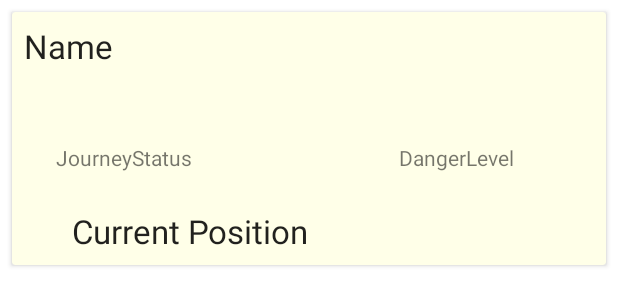
After one commit to Xeno-via/CM2305, an Android app: the layout user_item.xml on its own in the app's theme, with its tools: preview values and no code run, on a phone screen of 412 x 824 dp. The commit adds this screen. Shown: the top 306 px of the screen. Run offline under Robolectric (Android 15) with nearby library versions, the phone set to English and light mode, and no system bars.

```diff
--- a/app/build.gradle
+++ b/app/build.gradle
@@ -87,6 +87,10 @@ dependencies {
     implementation 'androidx.navigation:navigation-ui:2.4.2'
     implementation 'com.android.car.ui:car-ui-lib:+'
     testImplementation 'junit:junit:4.+'
+    implementation "androidx.recyclerview:recyclerview:1.2.1"
+    // For control over item selection of both touch and mouse driven selection
+    implementation "androidx.recyclerview:recyclerview-selection:1.1.0"
+
     androidTestImplementation 'androidx.test.ext:junit:1.1.3'
     androidTestImplementation 'androidx.test.espresso:espresso-core:3.4.0'
     implementation "org.jetbrains.kotlinx:kotlinx-coroutines-core:1.3.7"
@@ -111,7 +115,7 @@ dependencies {
     implementation 'com.google.firebase:firebase-database'
 
     implementation 'com.google.firebase:firebase-auth'
-
+    implementation 'com.firebaseui:firebase-ui-database:8.0.1'
     implementation 'com.firebaseui:firebase-ui-auth:7.2.0'
 
 }
--- a/app/src/main/AndroidManifest.xml
+++ b/app/src/main/AndroidManifest.xml
@@ -64,6 +64,12 @@
             android:exported="true"
             android:label="CheckTrusted">
         </activity>
+
+        <activity
+            android:name=".TrustedActivity"
+            android:exported="true"
+            android:label="TrustedActivity">
+        </activity>
         <activity
             android:name=".DatabaseActivity"
             android:exported="true"
--- /dev/null
+++ b/app/src/main/res/drawable/ic_baseline_add_24.xml
@@ -0,0 +1,5 @@
+<vector android:height="24dp" android:tint="#FFFFFF"
+    android:viewportHeight="24" android:viewportWidth="24"
+    android:width="24dp" xmlns:android="http://schemas.android.com/apk/res/android">
+    <path android:fillColor="@android:color/white" android:pathData="M19,13h-6v6h-2v-6H5v-2h6V5h2v6h6v2z"/>
+</vector>
--- /dev/null
+++ b/app/src/main/res/drawable/ic_baseline_close_24.xml
@@ -0,0 +1,5 @@
+<vector android:height="24dp" android:tint="#FFFFFF"
+    android:viewportHeight="24" android:viewportWidth="24"
+    android:width="24dp" xmlns:android="http://schemas.android.com/apk/res/android">
+    <path android:fillColor="@android:color/white" android:pathData="M19,6.41L17.59,5 12,10.59 6.41,5 5,6.41 10.59,12 5,17.59 6.41,19 12,13.41 17.59,19 19,17.59 13.41,12z"/>
+</vector>
--- /dev/null
+++ b/app/src/main/res/drawable/ic_baseline_save_24.xml
@@ -0,0 +1,5 @@
+<vector android:height="24dp" android:tint="#FFFFFF"
+    android:viewportHeight="24" android:viewportWidth="24"
+    android:width="24dp" xmlns:android="http://schemas.android.com/apk/res/android">
+    <path android:fillColor="@android:color/white" android:pathData="M17,3L5,3c-1.11,0 -2,0.9 -2,2v14c0,1.1 0.89,2 2,2h14c1.1,0 2,-0.9 2,-2L21,7l-4,-4zM12,19c-1.66,0 -3,-1.34 -3,-3s1.34,-3 3,-3 3,1.34 3,3 -1.34,3 -3,3zM15,9L5,9L5,5h10v4z"/>
+</vector>
--- /dev/null
+++ b/app/src/main/res/layout/user_item.xml
@@ -0,0 +1,62 @@
+<?xml version="1.0" encoding="utf-8"?>
+<androidx.cardview.widget.CardView xmlns:android="http://schemas.android.com/apk/res/android"
+    xmlns:app="http://schemas.android.com/apk/res-auto"
+    android:layout_width="match_parent"
+    android:layout_height="wrap_content"
+    android:layout_marginEnd="8dp"
+    android:layout_marginStart="8dp"
+    android:layout_marginTop="8dp"
+    app:cardBackgroundColor="#FFFFE8">
+
+    <RelativeLayout
+        android:layout_width="match_parent"
+        android:layout_height="match_parent"
+        android:padding="8dp">
+
+        <TextView
+            android:id="@+id/text_view_Name"
+            android:layout_width="391dp"
+            android:layout_height="50dp"
+            android:layout_alignParentStart="true"
+            android:layout_marginStart="0dp"
+            android:layout_marginEnd="-291dp"
+            android:layout_toStartOf="@id/text_view_CurrentCoords"
+            android:ellipsize="end"
+            android:maxLines="1"
+            android:text="Name"
+            android:textAppearance="@style/TextAppearance.AppCompat.Large" />
+
+        <TextView
+            android:id="@+id/text_view_CurrentCoords"
+            android:layout_width="326dp"
+            android:layout_height="wrap_content"
+            android:layout_alignParentTop="true"
+            android:layout_alignParentEnd="true"
+            android:layout_marginTop="123dp"
+            android:layout_marginEnd="22dp"
+            android:text="Current Position"
+            android:textAppearance="@style/TextAppearance.AppCompat.Large" />
+
+        <TextView
+            android:id="@+id/text_view_journeyStatus"
+            android:layout_width="wrap_content"
+            android:layout_height="wrap_content"
+            android:layout_below="@id/text_view_Name"
+            android:layout_alignParentStart="true"
+            android:layout_marginStart="21dp"
+            android:layout_marginTop="29dp"
+            android:text="JourneyStatus" />
+
+        <TextView
+            android:id="@+id/text_view_DangerLevel"
+            android:layout_width="wrap_content"
+            android:layout_height="wrap_content"
+            android:layout_below="@id/text_view_journeyStatus"
+            android:layout_alignParentStart="true"
+            android:layout_marginStart="250dp"
+            android:layout_marginTop="-19dp"
+            android:text="DangerLevel" />
+
+    </RelativeLayout>
+
+</androidx.cardview.widget.CardView>
```
Also changed, not shown: app/src/main/java/com/example/cm2305/CheckTrusted.java (+15 -5 lines), app/src/main/java/com/example/cm2305/MapsActivity.java (+28 -25 lines), app/src/main/java/com/example/cm2305/TrustedActivity.java (added, +85 -0 lines), app/src/main/java/com/example/cm2305/User.java (added, +40 -0 lines), app/src/main/java/com/example/cm2305/UserAdapter.java (added, +69 -0 lines), app/src/main/res/layout/activity_maps.xml (+12 -0 lines), app/src/main/res/layout/simple_list_item_1.xml (+18 -32 lines), app/src/main/res/menu/new_node_menu.xml (added, +9 -0 lines).
